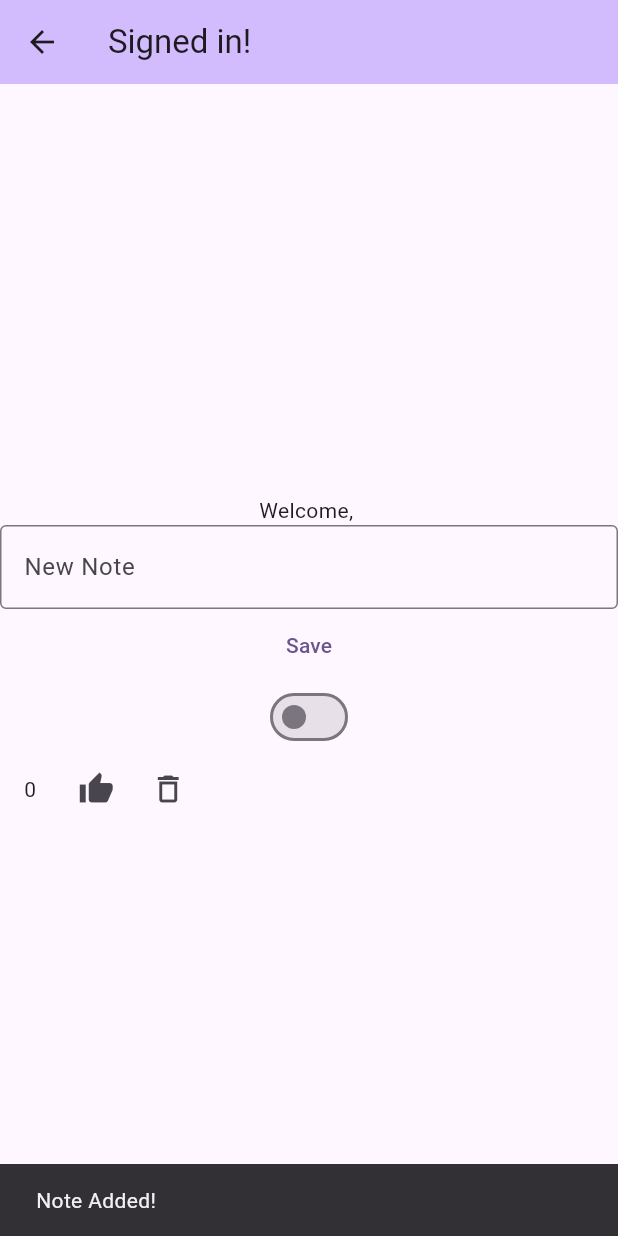
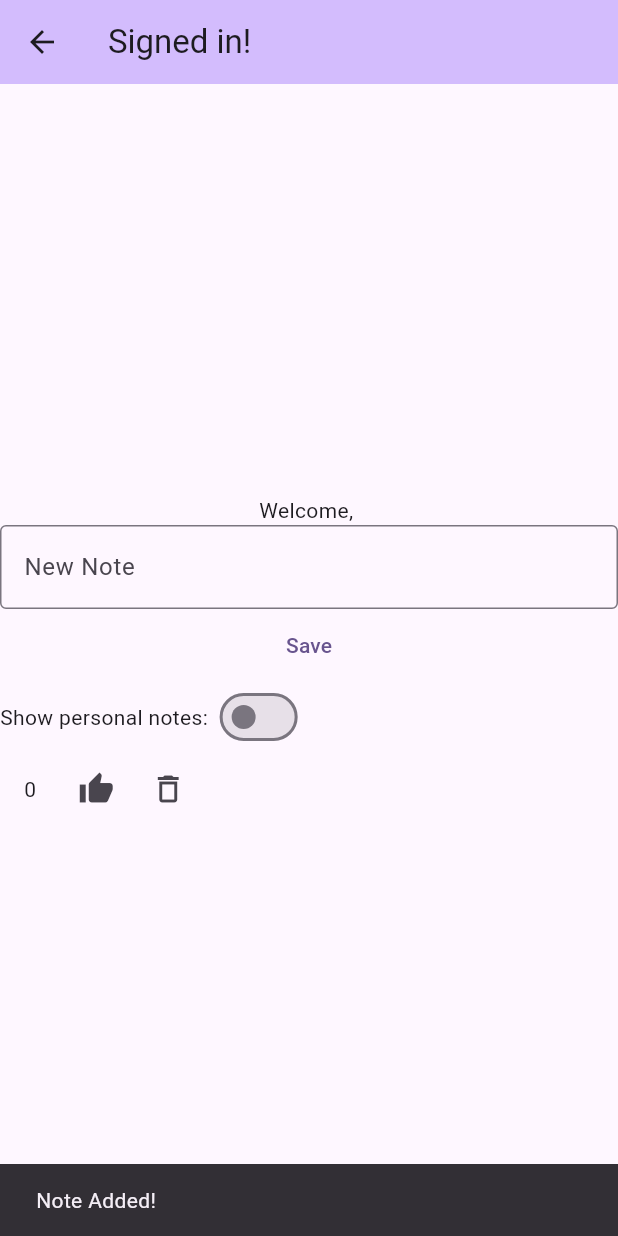
Before and after one commit to cs-4720-uva/flutter_firebase_demo, a Flutter app: the NotesScreen screen opened directly, after a tap on "Save", on a phone screen of 412 x 824 dp. Run offline on Flutter 3.47's test engine with Material 3 defaults, Android fonts, the phone set to English and light mode, and no system bars; our stand-ins replace cloud_firestore, firebase_auth, firebase_core; accounts and stored records are empty.

Commit message:
Made some changes for today's in-class demo

```diff
--- a/lib/screens/notes_screen.dart
+++ b/lib/screens/notes_screen.dart
@@ -24,20 +24,20 @@ class _NotesScreenState extends State<NotesScreen> {
   }
 
   Stream<QuerySnapshot> _userNotes() {
-    return FirebaseFirestore.instance.collection("notes")
+    return FirebaseFirestore.instance
+        .collection("notes")
         .where("author", isEqualTo: _user.email)
         .snapshots();
   }
 
   void _saveNote() async {
     var noteText = _newNoteController.text;
-    FirebaseFirestore.instance.collection("notes")
-      .add({
+    FirebaseFirestore.instance.collection("notes").add({
       "note": noteText,
       "votes": 0,
       "author": _user.email,
-      }
-    ).then((value) {
+    }).then((value) {
+      _newNoteController.text = "";
       var snackBar = const SnackBar(
         content: Text("Note Added!"),
         duration: Duration(seconds: 3),
@@ -56,37 +56,40 @@ class _NotesScreenState extends State<NotesScreen> {
       body: Align(
         alignment: Alignment.topCenter,
         child: Column(
-          mainAxisAlignment: MainAxisAlignment.center, children: <Widget>[
+            mainAxisAlignment: MainAxisAlignment.center,
+            children: <Widget>[
               Text("Welcome, ${_user.email}"),
               TextField(
                   controller: _newNoteController,
                   decoration: const InputDecoration(
-                border: OutlineInputBorder(),
-                hintText: "New Note"
-              )
+                      border: OutlineInputBorder(), hintText: "New Note")),
+              TextButton(onPressed: _saveNote, child: const Text("Save")),
+              switchRow(),
+              firestoreNotesList(),
+            ]),
       ),
-            TextButton(
-                onPressed: _saveNote,
-                child: const Text("Save")
-            ),
+    );
+  }
+
+  Widget switchRow() {
+    return
+      Row(
+        children: [
+          const Text("Show personal notes: "),
           Switch(
             value: _userNotesOnlySwitch,
             onChanged: (bool value) {
               setState(() {
                 _userNotesOnlySwitch = value;
               });
-                }
-            ),
-            firestoreNotesList(),
+            }),
         ]
-        ),
-      ),
       );
   }
 
   Widget firestoreNotesList() {
     return StreamBuilder(
-        stream: _userNotesOnlySwitch? _userNotes() : _allNotes(),
+        stream: _userNotesOnlySwitch ? _userNotes() : _allNotes(),
         builder: (context, snapshot) {
           if (snapshot.hasError) {
             return const Text("Something went wrong!");
@@ -99,8 +102,7 @@ class _NotesScreenState extends State<NotesScreen> {
               shrinkWrap: true,
               itemCount: snapshot.data!.docs.length,
               itemBuilder: (context, index) =>
-                noteView(snapshot.data!.docs[index])
-          );
+                  noteView(snapshot.data!.docs[index]));
         } //builder
         );
   }
@@ -114,13 +116,11 @@ class _NotesScreenState extends State<NotesScreen> {
         const VerticalDivider(thickness: 15),
         IconButton(
             onPressed: () => _incrementVote(doc),
-            icon: const Icon(Icons.thumb_up)
-        ),
+            icon: const Icon(Icons.thumb_up)),
         if (_user.email == doc["author"])
           IconButton(
               onPressed: () => _deleteNote(doc),
-              icon: const Icon(Icons.delete_outline)
-          ),
+              icon: const Icon(Icons.delete_outline)),
       ],
     );
   }
@@ -132,9 +132,14 @@ class _NotesScreenState extends State<NotesScreen> {
   void _incrementVote(DocumentSnapshot doc) {
     FirebaseFirestore.instance.runTransaction((transaction) async {
       DocumentSnapshot freshSnap = await transaction.get(doc.reference);
-      await transaction.update(freshSnap.reference, {
-        "votes": freshSnap["votes"] + 1
-      });
+      await transaction
+          .update(freshSnap.reference, {"votes": freshSnap["votes"] + 1});
     });
   }
+
+  @override
+  void dispose() {
+    FirebaseAuth.instance.signOut();
+    super.dispose();
   }
+}
```
Lines whose indentation alone changed are shown as unchanged.
